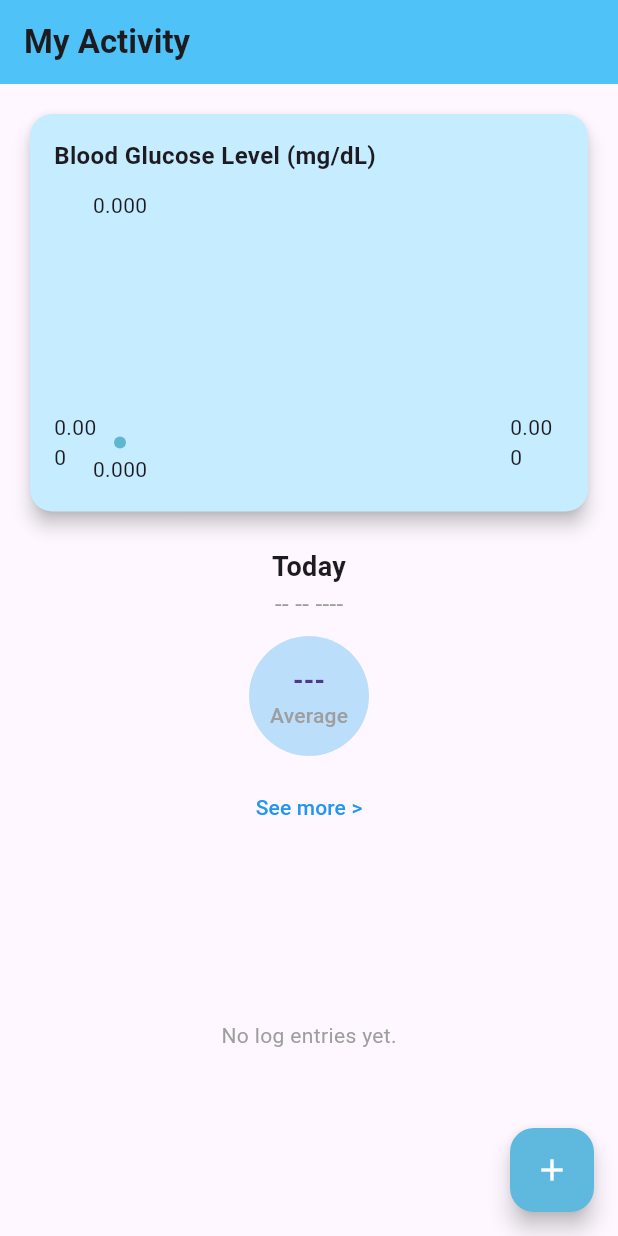
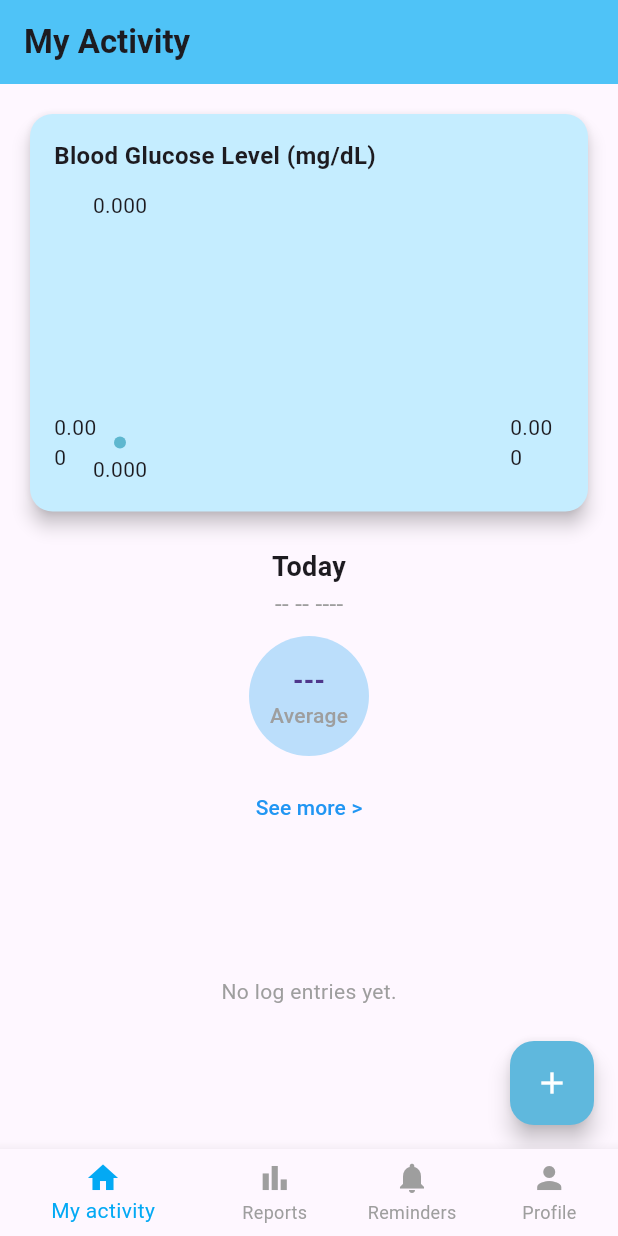
Before and after one commit to ThenujaaSuntharesan/MyBete-App, a Flutter app: the MyActivityScreen screen opened directly, on a phone screen of 412 x 824 dp. Run offline on Flutter 3.47's test engine with Material 3 defaults, Android fonts, the phone set to English and light mode, and no system bars; drawn by our look-alikes of fl_chart; our stand-ins replace cloud_firestore, file_picker, firebase_auth, firebase_core, firebase_storage, flutter_svg and 3 more; accounts and stored records are empty; generated files the repository leaves out were written again.

Commit message:
add log part interface

```diff
--- a/lib/have_diabetes/DashBoard/MyActivity.dart
+++ b/lib/have_diabetes/DashBoard/MyActivity.dart
@@ -556,15 +556,65 @@
 //   }
 // }
 
+
 import 'package:flutter/material.dart';
 import 'package:fl_chart/fl_chart.dart';
 import 'LogDetails/LogInterface.dart';
+import 'Profile.dart';
+import 'Reminders.dart';
+import 'Reports.dart';
+
+
 class MyActivityScreen extends StatefulWidget {
   @override
   _MyActivityScreenState createState() => _MyActivityScreenState();
 }
 
 class _MyActivityScreenState extends State<MyActivityScreen> {
+  int _selectedIndex = 0;
+
+  // Navigation Bar Screens
+  final List<Widget> _screens = [
+    MyActivityScreenContent(), // Main Activity Screen
+    ReportsScreen(),
+    RemindersScreen(),
+    ProfileScreen(),
+  ];
+
+  void _onTabTapped(int index) {
+    setState(() {
+      _selectedIndex = index;
+    });
+  }
+
+  @override
+  Widget build(BuildContext context) {
+    return Scaffold(
+      body: _screens[_selectedIndex], // Show selected screen
+      bottomNavigationBar: BottomNavigationBar(
+        currentIndex: _selectedIndex,
+        onTap: _onTabTapped,
+        selectedItemColor: Colors.lightBlue, // Highlight selected tab
+        unselectedItemColor: Colors.grey,
+        showUnselectedLabels: true,
+        items: [
+          BottomNavigationBarItem(icon: Icon(Icons.home), label: "My activity"),
+          BottomNavigationBarItem(icon: Icon(Icons.bar_chart), label: "Reports"),
+          BottomNavigationBarItem(icon: Icon(Icons.notifications), label: "Reminders"),
+          BottomNavigationBarItem(icon: Icon(Icons.person), label: "Profile"),
+        ],
+      ),
+    );
+  }
+}
+
+// Separate Widget for My Activity Screen Content
+class MyActivityScreenContent extends StatefulWidget {
+  @override
+  _MyActivityScreenContentState createState() => _MyActivityScreenContentState();
+}
+
+class _MyActivityScreenContentState extends State<MyActivityScreenContent> {
   List<Map<String, dynamic>> logHistory = [];
 
   void _deleteLogEntry(int index) {
```
